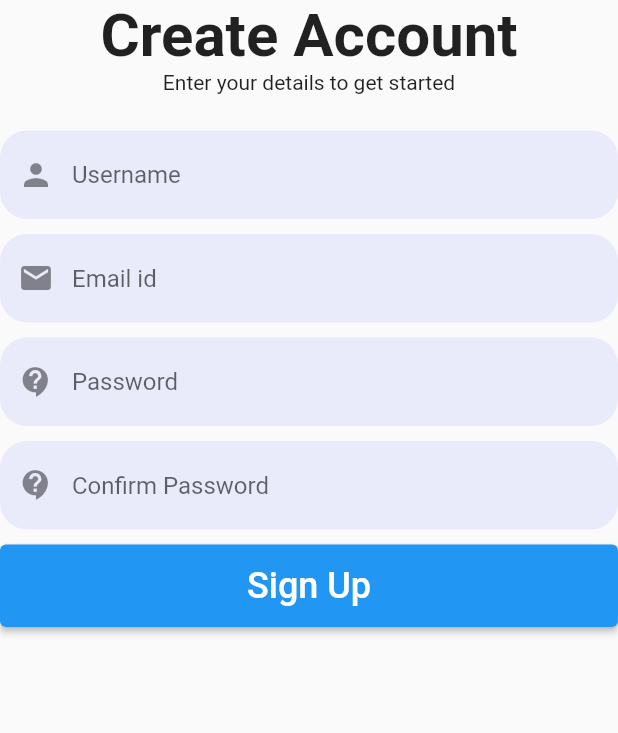
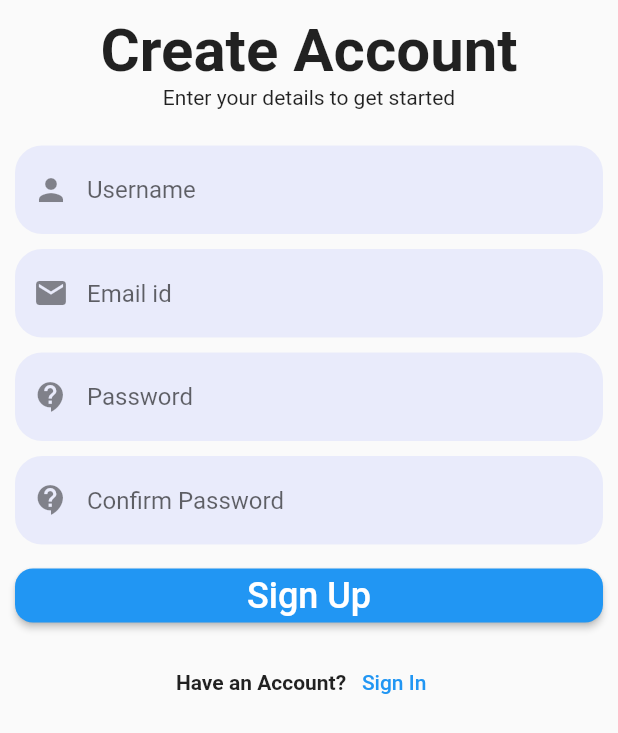
Before and after one commit to nazmulkhanliton/edusoft_tms, a Flutter app: the SignupPage screen opened directly, on a phone screen of 412 x 824 dp. Shown: the top 733 px of the screen. Run offline on Flutter 3.47's test engine with Material 2 defaults, Android fonts, the phone set to English and light mode, and no system bars; our stand-ins replace smooth_page_indicator.

Commit message:
SignUp Page add

```diff
--- a/lib/Screens/Signup/signup_screen.dart
+++ b/lib/Screens/Signup/signup_screen.dart
@@ -13,11 +13,14 @@ class _SignupPageState extends State<SignupPage> {
   Widget build(BuildContext context) {
     return SafeArea(
       child: Scaffold(
-        body: Column(
-          children: [
-            _header(context),
-            _inputFields(context),
-          ],
+        body: Padding(
+          padding: const EdgeInsets.all(10.0),
+          child: Column(
+            children: [
+              _header(context),
+              _inputFields(context),
+            ],
+          ),
         ),
       ),
     );
@@ -104,14 +107,49 @@ class _SignupPageState extends State<SignupPage> {
         ),
 
         ElevatedButton(
-          style: ElevatedButton.styleFrom(fixedSize: const Size(300, 55)),
+          //style: ElevatedButton.styleFrom(fixedSize: const Size(300, 55)),
+          style: ButtonStyle(
+              shape: MaterialStateProperty.all<RoundedRectangleBorder>(
+                  RoundedRectangleBorder(
+                    borderRadius: BorderRadius.circular(12.0),
+                      //side: BorderSide(color: Colors.white)
+                  )
+              )
+          ),
           onPressed: (){
             Navigator.push(
               context,
               MaterialPageRoute(builder: (context) => const LoginPage()),
             );
           },
-          child: const Text('Sign Up', style: TextStyle(fontSize: 24)),
+          child: const Text('Sign Up', style: TextStyle(fontSize: 24),),
+        ),
+
+        const SizedBox(
+          height: 10,
+        ),
+
+        Row(
+          mainAxisAlignment: MainAxisAlignment.center,
+          children: [
+            const Text(
+              'Have an Account?',
+              style: TextStyle(
+                fontWeight: FontWeight.bold,
+              ),
+            ),
+            TextButton(
+              onPressed: (){
+                Navigator.push(
+                  context,
+                  MaterialPageRoute(
+                      builder: (context) => const LoginPage()
+                  ),
+                );
+              },
+              child: const Text('Sign In'),
+            ),
+          ],
         ),
       ],
     );
```
Also changed, not shown: lib/Screens/Home/home_screen.dart (added).
